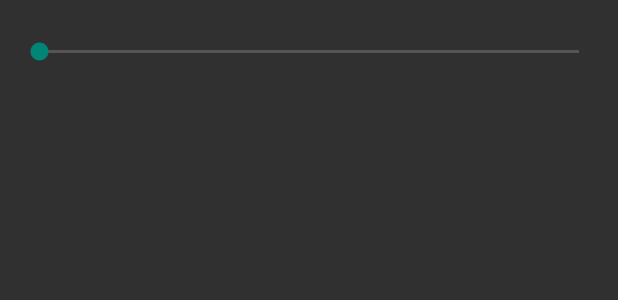
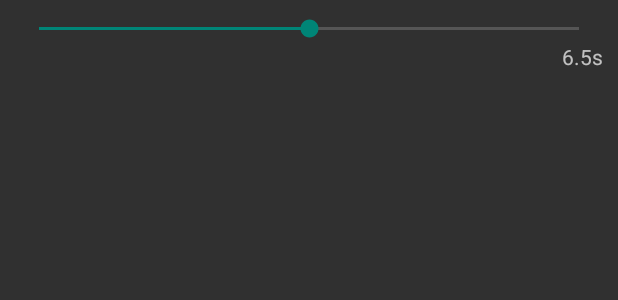
Before and after one commit to markrileybot/boombox, an Android app: the layout delay_set_item.xml on its own in the app's theme, with its tools: preview values and no code run, on a phone screen of 412 x 824 dp. Shown: the top 300 px of the screen. Run offline under Robolectric (Android 15) with nearby library versions, the phone set to English and light mode, and no system bars.

Commit message:
I think I'm done

```diff
--- a/android/src/main/java/boombox/android/proto/Launch.java
+++ b/android/src/main/java/boombox/android/proto/Launch.java
@@ -31,7 +31,7 @@ public class Launch extends Payload<Launch> {
 		return sequenceMap.get(tube);
 	}
 
-	public int size() {
+	public int getSize() {
 		return sequence.size();
 	}
 
@@ -56,8 +56,8 @@ public class Launch extends Payload<Launch> {
 		return this;
 	}
 
-	public long getDelayBefore(SequenceItem item) {
-		long ret = 0;
+	public int getDelayBefore(SequenceItem item) {
+		int ret = 0;
 		for (SequenceItem sequenceItem : sequence) {
 			if (sequenceItem.getTube() == item.getTube()) {
 				break;
--- a/android/src/main/res/layout/delay_set_item.xml
+++ b/android/src/main/res/layout/delay_set_item.xml
@@ -1,21 +1,22 @@
 <?xml version="1.0" encoding="utf-8"?>
 <LinearLayout xmlns:android="http://schemas.android.com/apk/res/android"
-              android:orientation="horizontal"
+              android:orientation="vertical"
               android:layout_width="match_parent"
               android:layout_height="wrap_content"
-              android:layout_margin="10dp">
+              android:padding="10dp"
+>
 
+    <SeekBar android:layout_width="match_parent"
+             android:layout_height="wrap_content"
+             android:id="@+id/delay"
+             android:max="20000"
+             android:progress="10000"
+    />
     <TextView android:layout_width="wrap_content"
               android:layout_height="match_parent"
-              android:gravity="center_vertical"
-              android:id="@+id/tube"
-    />
-
-    <SeekBar android:layout_width="0dp"
-             android:layout_height="50dp"
-             android:layout_weight="1"
-             android:id="@+id/delay"
-             android:max="60000"
+              android:layout_gravity="end"
+              android:id="@+id/delay_value"
+              android:text="6.5s"
     />
 
 </LinearLayout>
```
Also changed, not shown: android/src/main/java/boombox/android/SetDelayFragment.java (+41 -28 lines), android/src/main/java/boombox/android/TapDelayFragment.java (+15 -3 lines), android/src/main/res/layout/frag_delay_set.xml (+15 -13 lines).
